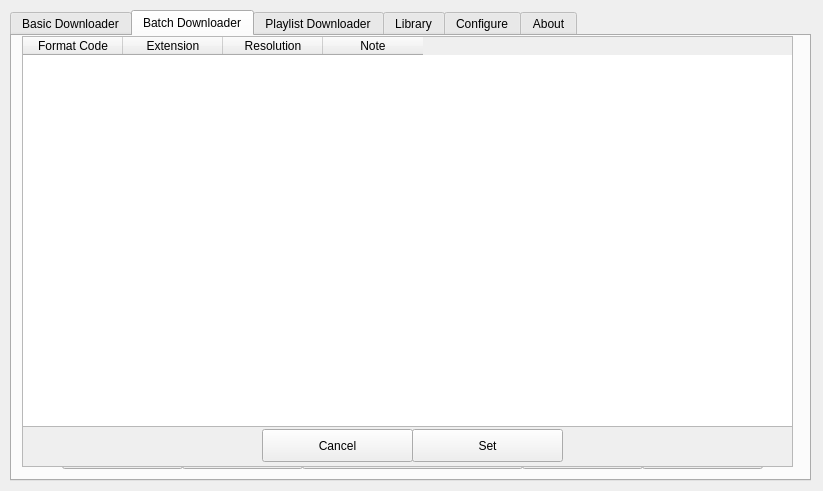
Above: src/mainwindow.ui from mhogomchungu/media-downloader before the change. Below: the same form after it.
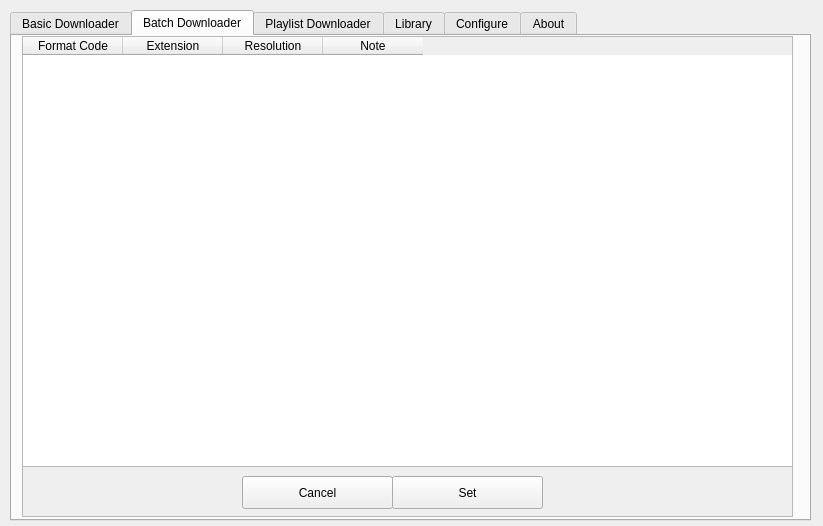
That is the form after the change. The open tabs and pages were chosen to show the change.

Commit message: add spacing around text fields

Diff of the .ui file:
```diff
--- a/src/mainwindow.ui
+++ b/src/mainwindow.ui
@@ -7,7 +7,7 @@
     <x>0</x>
     <y>0</y>
     <width>823</width>
-    <height>491</height>
+    <height>526</height>
    </rect>
   </property>
   <property name="windowTitle">
@@ -20,7 +20,7 @@
       <x>10</x>
       <y>10</y>
       <width>801</width>
-      <height>471</height>
+      <height>511</height>
      </rect>
     </property>
     <property name="currentIndex">
@@ -274,50 +274,11 @@
      <attribute name="title">
       <string>Batch Downloader</string>
      </attribute>
-     <widget class="QPushButton" name="pbBDCancel">
-      <property name="geometry">
-       <rect>
-        <x>50</x>
-        <y>400</y>
-        <width>121</width>
-        <height>33</height>
-       </rect>
-      </property>
-      <property name="text">
-       <string>Cancel</string>
-      </property>
-     </widget>
-     <widget class="QPushButton" name="pbBDOptions">
-      <property name="geometry">
-       <rect>
-        <x>510</x>
-        <y>400</y>
-        <width>121</width>
-        <height>33</height>
-       </rect>
-      </property>
-      <property name="text">
-       <string>Options</string>
-      </property>
-     </widget>
-     <widget class="QPushButton" name="pbBDDownload">
-      <property name="geometry">
-       <rect>
-        <x>170</x>
-        <y>400</y>
-        <width>121</width>
-        <height>33</height>
-       </rect>
-      </property>
-      <property name="text">
-       <string>Download</string>
-      </property>
-     </widget>
      <widget class="QLabel" name="labelBDEngineName">
       <property name="geometry">
        <rect>
         <x>20</x>
-        <y>370</y>
+        <y>400</y>
         <width>141</width>
         <height>31</height>
        </rect>
@@ -336,7 +297,7 @@
       <property name="geometry">
        <rect>
         <x>20</x>
-        <y>340</y>
+        <y>360</y>
         <width>141</width>
         <height>31</height>
        </rect>
@@ -384,7 +345,7 @@
       <property name="geometry">
        <rect>
         <x>170</x>
-        <y>310</y>
+        <y>320</y>
         <width>461</width>
         <height>31</height>
        </rect>
@@ -394,7 +355,7 @@
       <property name="geometry">
        <rect>
         <x>20</x>
-        <y>310</y>
+        <y>320</y>
         <width>141</width>
         <height>31</height>
        </rect>
@@ -409,26 +370,13 @@
        <bool>true</bool>
       </property>
      </widget>
-     <widget class="QPushButton" name="pbBDQuit">
-      <property name="geometry">
-       <rect>
-        <x>630</x>
-        <y>400</y>
-        <width>121</width>
-        <height>33</height>
-       </rect>
-      </property>
-      <property name="text">
-       <string>Quit</string>
-      </property>
-     </widget>
      <widget class="QPushButton" name="pbBDPasteClipboard">
       <property name="geometry">
        <rect>
-        <x>630</x>
-        <y>310</y>
+        <x>640</x>
+        <y>320</y>
         <width>31</width>
-        <height>33</height>
+        <height>31</height>
        </rect>
       </property>
       <property name="toolTip">
@@ -438,11 +386,89 @@
        <string/>
       </property>
      </widget>
+     <widget class="QComboBox" name="cbEngineTypeBD">
+      <property name="geometry">
+       <rect>
+        <x>170</x>
+        <y>400</y>
+        <width>461</width>
+        <height>31</height>
+       </rect>
+      </property>
+      <property name="currentText">
+       <string notr="true"/>
+      </property>
+     </widget>
+     <widget class="QLineEdit" name="lineEditBDUrlOptions">
+      <property name="geometry">
+       <rect>
+        <x>170</x>
+        <y>360</y>
+        <width>461</width>
+        <height>31</height>
+       </rect>
+      </property>
+     </widget>
+     <widget class="QPushButton" name="pbBDOptionsHistory">
+      <property name="geometry">
+       <rect>
+        <x>640</x>
+        <y>360</y>
+        <width>31</width>
+        <height>31</height>
+       </rect>
+      </property>
+      <property name="toolTip">
+       <string>Recently Used</string>
+      </property>
+      <property name="text">
+       <string/>
+      </property>
+     </widget>
+     <widget class="QPushButton" name="pbBDDownload">
+      <property name="geometry">
+       <rect>
+        <x>170</x>
+        <y>440</y>
+        <width>121</width>
+        <height>33</height>
+       </rect>
+      </property>
+      <property name="text">
+       <string>Download</string>
+      </property>
+     </widget>
+     <widget class="QPushButton" name="pbBDOptions">
+      <property name="geometry">
+       <rect>
+        <x>510</x>
+        <y>440</y>
+        <width>121</width>
+        <height>33</height>
+       </rect>
+      </property>
+      <property name="text">
+       <string>Options</string>
+      </property>
+     </widget>
+     <widget class="QPushButton" name="pbBDCancel">
+      <property name="geometry">
+       <rect>
+        <x>50</x>
+        <y>440</y>
+        <width>121</width>
+        <height>33</height>
+       </rect>
+      </property>
+      <property name="text">
+       <string>Cancel</string>
+      </property>
+     </widget>
      <widget class="QPushButton" name="pbBDAdd">
       <property name="geometry">
        <rect>
         <x>290</x>
-        <y>400</y>
+        <y>440</y>
         <width>221</width>
         <height>33</height>
        </rect>
@@ -451,35 +477,12 @@
        <string>Add Url To List</string>
       </property>
      </widget>
-     <widget class="QComboBox" name="cbEngineTypeBD">
-      <property name="geometry">
-       <rect>
-        <x>170</x>
-        <y>370</y>
-        <width>461</width>
-        <height>31</height>
-       </rect>
-      </property>
-      <property name="currentText">
-       <string notr="true"/>
-      </property>
-     </widget>
-     <widget class="QLineEdit" name="lineEditBDUrlOptions">
-      <property name="geometry">
-       <rect>
-        <x>170</x>
-        <y>340</y>
-        <width>461</width>
-        <height>31</height>
-       </rect>
-      </property>
-     </widget>
-     <widget class="QPushButton" name="pbBDOptionsHistory">
+     <widget class="QPushButton" name="pbBDQuit">
       <property name="geometry">
        <rect>
         <x>630</x>
-        <y>340</y>
-        <width>31</width>
+        <y>440</y>
+        <width>121</width>
         <height>33</height>
        </rect>
       </property>
@@ -496,7 +499,7 @@
         <x>10</x>
         <y>0</y>
         <width>771</width>
-        <height>431</height>
+        <height>481</height>
        </rect>
       </property>
       <property name="autoFillBackground">
@@ -514,7 +517,7 @@
          <x>0</x>
          <y>0</y>
          <width>771</width>
-         <height>391</height>
+         <height>431</height>
         </rect>
        </property>
        <property name="editTriggers">
@@ -553,8 +556,8 @@
       <widget class="QPushButton" name="pbBatchDownloaderSet">
        <property name="geometry">
         <rect>
-         <x>390</x>
-         <y>393</y>
+         <x>370</x>
+         <y>440</y>
          <width>151</width>
          <height>33</height>
         </rect>
@@ -566,8 +569,8 @@
       <widget class="QPushButton" name="pbCancelBatchDownloder">
        <property name="geometry">
         <rect>
-         <x>240</x>
-         <y>393</y>
+         <x>220</x>
+         <y>440</y>
          <width>151</width>
          <height>33</height>
         </rect>
```
Left out of the diff: 127 changed lines with no effect on the pictures. The commit also changes 2 other files.
